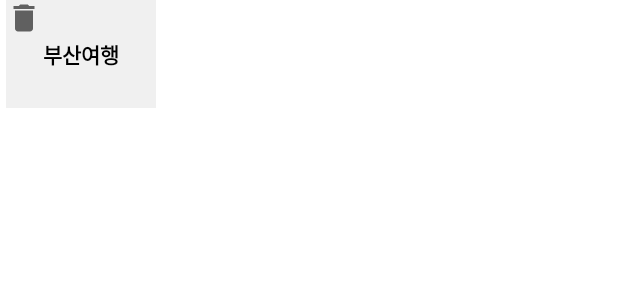
After one commit to Entrip-Ajou/Entrip-Android, an Android app: the layout item_home_planner.xml on its own in the app's theme, with its tools: preview values and no code run, on a phone screen of 412 x 824 dp. The commit adds this screen. Shown: the top 300 px of the screen. Run offline under Robolectric (Android 15) with nearby library versions, the phone set to English and light mode, and no system bars.

Commit message:
[FEAT] 홈 Planner 목록 추가

```diff
--- a/app/src/main/java/ajou/paran/entrip/screen/home/HomeActivity.kt
+++ b/app/src/main/java/ajou/paran/entrip/screen/home/HomeActivity.kt
@@ -7,6 +7,7 @@ import ajou.paran.entrip.screen.planner.main.MainActivity
 import ajou.paran.entrip.screen.recommendation.RecommendationFragment
 import android.content.Intent
 import android.os.Bundle
+import androidx.activity.viewModels
 import com.google.android.material.bottomnavigation.BottomNavigationView
 import dagger.hilt.android.AndroidEntryPoint
 
@@ -16,11 +17,16 @@ class HomeActivity: BaseActivity<ActivityHomeBinding>(R.layout.activity_home) {
         const val TAG = "[HomeActivity]"
     }
 
+    private val viewModel: HomeActivityViewModel by viewModels()
+
     override fun init(savedInstanceState: Bundle?) {
         setUpBottomNavigationBar()
     }
 
     private fun setUpBottomNavigationBar(){
+        supportFragmentManager.beginTransaction()
+            .replace(R.id.homeAct_nav_host_container, HomeFragment()).commit()
+
         binding.homeActBottomNav.setOnItemSelectedListener {
             when(it.itemId){
                 R.id.nav_home -> {
--- /dev/null
+++ b/app/src/main/res/layout/item_home_planner.xml
@@ -0,0 +1,40 @@
+<?xml version="1.0" encoding="utf-8"?>
+<RelativeLayout
+    android:id="@+id/home_planner_click"
+    xmlns:android="http://schemas.android.com/apk/res/android"
+    xmlns:app="http://schemas.android.com/apk/res-auto"
+    xmlns:tools="http://schemas.android.com/tools"
+    android:layout_width="100dp"
+    android:layout_height="72dp"
+    android:orientation="vertical"
+    android:layout_marginStart="4dp"
+    android:layout_marginEnd="4dp"
+    android:layout_marginBottom="16dp"
+    android:background="#F0F0F0">
+
+    <ImageView
+        android:id="@+id/home_img_planner_delete"
+        android:layout_width="wrap_content"
+        android:layout_height="wrap_content"
+        app:srcCompat="@drawable/ic_baseline_delete_24" />
+
+    <TextView
+        android:id="@+id/home_tv_planner_name"
+        android:layout_width="wrap_content"
+        android:layout_height="wrap_content"
+        android:layout_marginStart="10dp"
+        android:layout_marginTop="10dp"
+        android:layout_marginEnd="10dp"
+        android:layout_marginBottom="10dp"
+        android:layout_centerInParent="true"
+        android:maxLines="1"
+        android:paddingStart="10dp"
+        android:paddingEnd="10dp"
+        android:text=""
+        android:textAlignment="center"
+        android:textColor="@color/black"
+        android:textSize="14sp"
+        android:textStyle="bold"
+        tools:text="부산여행" />
+
+</RelativeLayout>
```
Also changed, not shown: app/src/main/java/ajou/paran/entrip/screen/home/HomeActivityViewModel.kt (added, +21 -0 lines), app/src/main/java/ajou/paran/entrip/screen/home/HomeFragment.kt (+119 -1 lines), app/src/main/java/ajou/paran/entrip/screen/home/HomeFragmentViewModel.kt (added, +79 -0 lines), app/src/main/java/ajou/paran/entrip/screen/home/HomePlannerAdapter.kt (added, +94 -0 lines), app/src/main/res/layout/fragment_home.xml (+26 -1 lines), app/src/main/res/layout/item_home_planner_footer.xml (added, +15 -0 lines).
